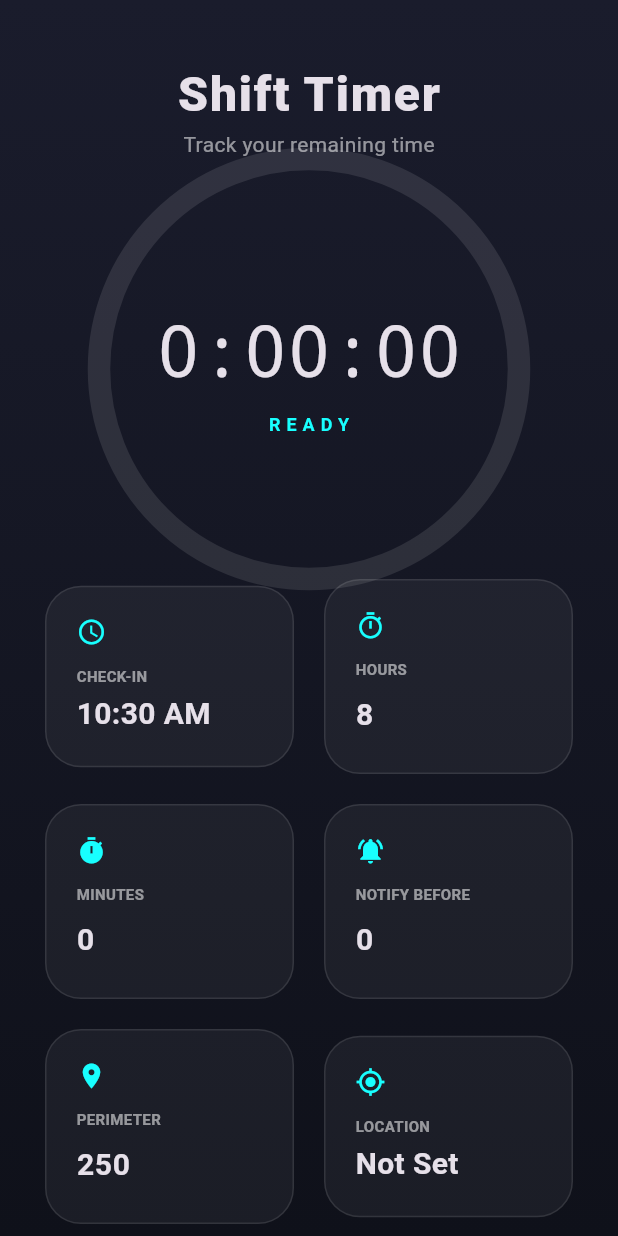
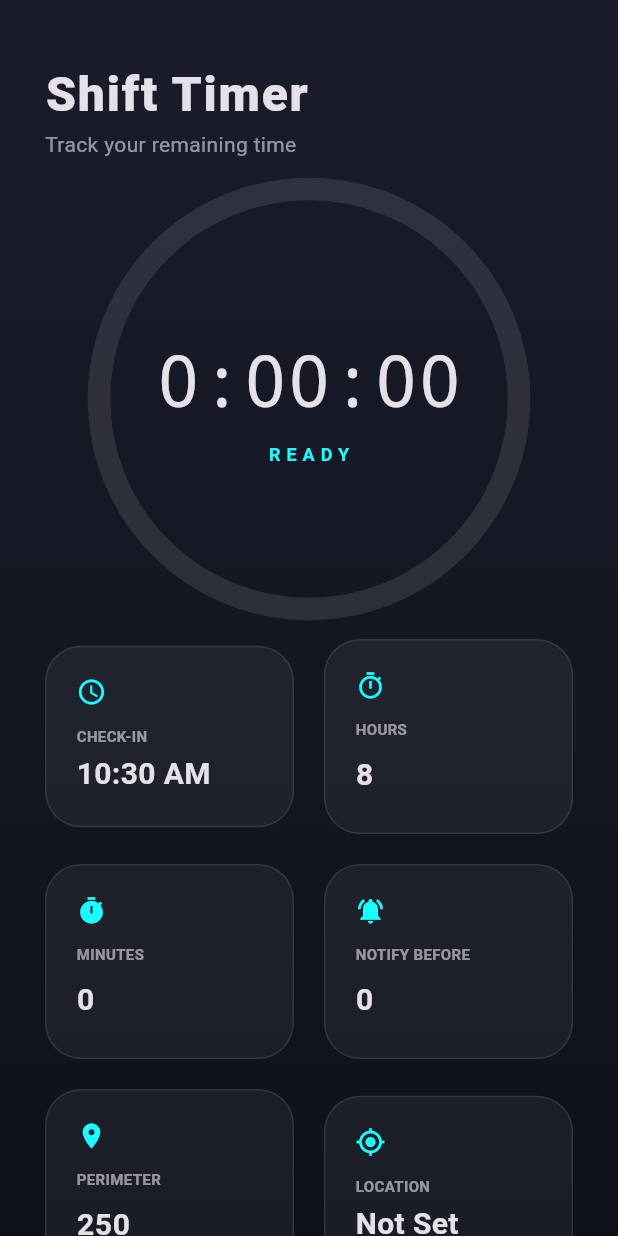
Before and after one commit to flutterninja9/time_remaining, a Flutter app: the screen it shows after launch, on a phone screen of 412 x 824 dp. Run offline on Flutter 3.47's test engine with Material 3 defaults, Android fonts, the phone set to English and light mode, and no system bars; our stand-ins replace flutter_local_notifications, geolocator, permission_handler, shared_preferences, timezone; missing offline and left inert: android_intent_plus, workmanager.

Commit message:
Update workmanager dependency and enhance UI for geofencing settings
- Upgraded workmanager dependency to version 0.9.0+3 in pubspec.yaml.
- Added new workmanager_android, workmanager_apple, and workmanager_platform_interface dependencies in pubspec.lock.
- Refactored main.dart to improve UI layout, replacing Column with ListView for better responsiveness.
- Adjusted network type constraint in geofence checks and improved button styling for geofencing toggle.

```diff
--- a/lib/main.dart
+++ b/lib/main.dart
@@ -458,7 +458,7 @@ class _TimerPageState extends State<TimerPage> {
       'geofenceCheck',
       frequency: const Duration(minutes: 15),
       constraints: Constraints(
-        networkType: NetworkType.not_required,
+        networkType: NetworkType.notRequired,
         requiresBatteryNotLow: false,
         requiresCharging: false,
         requiresDeviceIdle: false,
@@ -783,9 +783,8 @@ class _TimerPageState extends State<TimerPage> {
           ),
         ),
         child: SafeArea(
-          child: Padding(
+          child: ListView(
             padding: const EdgeInsets.symmetric(horizontal: 30),
-            child: Column(
             children: [
               const SizedBox(height: 40),
               const Text(
@@ -801,7 +800,7 @@ class _TimerPageState extends State<TimerPage> {
                 style: TextStyle(color: Colors.white54),
               ),
               const Spacer(),
-
+              const SizedBox(height: 20),
               // Visual Countdown Ring
               Stack(
                 alignment: Alignment.center,
@@ -854,7 +853,7 @@ class _TimerPageState extends State<TimerPage> {
                 ],
               ),
 
-                const Spacer(),
+              const SizedBox(height: 20),
 
               // Settings Cards - Row 1
               Row(
@@ -1011,7 +1010,6 @@ class _TimerPageState extends State<TimerPage> {
           ),
         ),
       ),
-      ),
     );
   }
 
--- a/pubspec.yaml
+++ b/pubspec.yaml
@@ -41,7 +41,7 @@ dependencies:
   android_intent_plus: ^5.0.2
   geolocator: ^13.0.1
   permission_handler: ^11.3.1
-  workmanager: ^0.5.2
+  workmanager: ^0.9.0+3
 
 dev_dependencies:
   flutter_test:
```
Also changed, not shown: pubspec.lock. Lines whose indentation alone changed are shown as unchanged.
